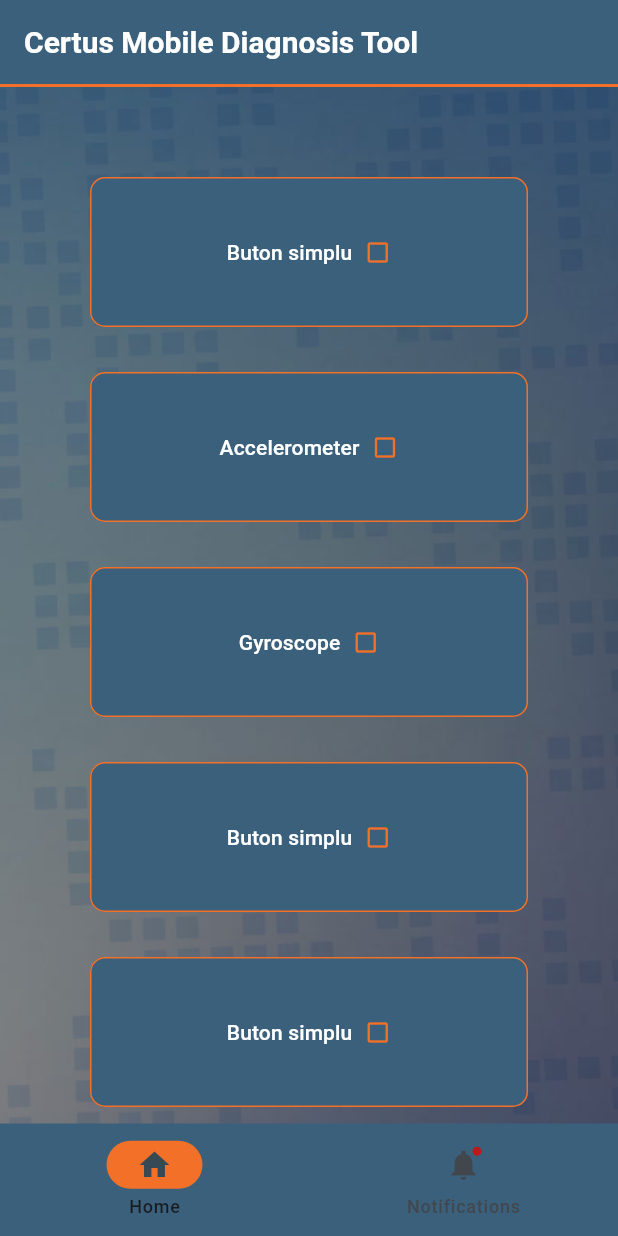
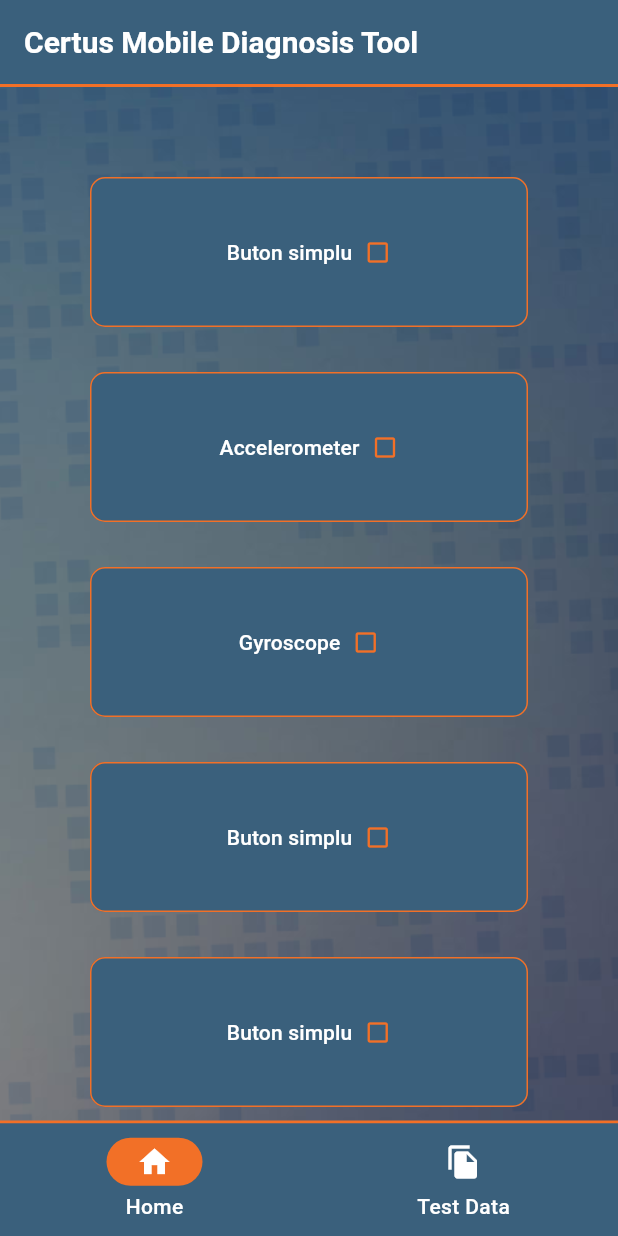
Before and after one commit to robeery/diagnosticare, a Flutter app: the screen it shows after launch, on a phone screen of 412 x 824 dp. Run offline on Flutter 3.47's test engine with Material 3 defaults, Android fonts, the phone set to English and light mode, and no system bars; our stand-ins replace sensors_plus, shared_preferences; missing offline and left inert: enum_to_string.

Commit message:
NavBar styling

```diff
--- a/lib/app_theme/app_theme.dart
+++ b/lib/app_theme/app_theme.dart
@@ -26,6 +26,17 @@ class AppTheme {
       ),
     ),
     buttonTheme: ButtonThemeData(buttonColor: seedColor),
+
+    navigationBarTheme: NavigationBarThemeData(
+      backgroundColor: AppTheme.seedColor,
+      indicatorColor: AppTheme.appBarBottomBorderColor,
+      labelTextStyle: MaterialStateProperty.all(
+        const TextStyle(color: Colors.white, fontWeight: FontWeight.w500),
+      ),
+      iconTheme: MaterialStateProperty.all(
+        const IconThemeData(color: Colors.white),
+      ),
+    ),
   );
 
   ButtonStyle buttonStyle = TextButton.styleFrom(
--- a/lib/main.dart
+++ b/lib/main.dart
@@ -43,7 +43,7 @@ class MyHomePage extends StatefulWidget {
 }
 
 class _MyHomePageState extends State<MyHomePage> {
-  var selectedIndex = 0;
+  int selectedIndex = 0;
   @override
   Widget build(BuildContext context) {
     //final ValueNotifier<bool> isBusyNotifier = ValueNotifier(false);
@@ -94,18 +94,24 @@ class _MyHomePageState extends State<MyHomePage> {
               ),
             ),
           ),
-          bottomNavigationBar: NavigationBar(
+          bottomNavigationBar: Container(
+            decoration: const BoxDecoration(
+              border: Border(
+                top: BorderSide(
+                  color: AppTheme.appBarBottomBorderColor, // Orange border
+                  width: 2,
+                ),
+              ),
+            ),
+            child: NavigationBar(
               height: 75,
-            backgroundColor: AppTheme.seedColor,
-            destinations: [
+              selectedIndex: selectedIndex,
+              animationDuration: const Duration(seconds: 1),
+              destinations: const [
+                NavigationDestination(icon: Icon(Icons.home), label: 'Home'),
                 NavigationDestination(
-                selectedIcon: Icon(Icons.home),
-                icon: Icon(Icons.home_outlined),
-                label: 'Home',
-              ),
-              NavigationDestination(
-                icon: Badge(child: Icon(Icons.notifications_sharp)),
-                label: 'Notifications',
+                  icon: Icon(Icons.file_copy),
+                  label: 'Test Data',
                 ),
               ],
               onDestinationSelected: (int index) {
@@ -113,9 +119,8 @@ class _MyHomePageState extends State<MyHomePage> {
                   selectedIndex = index;
                 });
               },
-            indicatorColor: AppTheme.appBarBottomBorderColor,
             ),
-
+          ),
           body: Column(
             children: [Expanded(child: Container(child: page))],
           ),
--- a/lib/test_buttons/model/test_result_cases.dart
+++ b/lib/test_buttons/model/test_result_cases.dart
@@ -3,6 +3,7 @@ enum TestResultCases { testNotDone, testFailed, testSucceded }
 //to test modifying testNotDone to testNotDoneYet (simbol modify) to see what happens due to the hardcoding I used in shared preferences
 //I could move this list to BaseButton class and make it static, but to do later
 List<TestResultCases> testData = List.filled(3, TestResultCases.testNotDone);
+Set<String> testNames = {'Simple', 'Accelerometer', 'Gyroscope'};
 /*
 List<TestResultCases> testData = [
   TestResultCases.testNotDone,
```
Also changed, not shown: lib/app_pages/test_data_page.dart (+25 -1 lines). Lines whose indentation alone changed are shown as unchanged.
